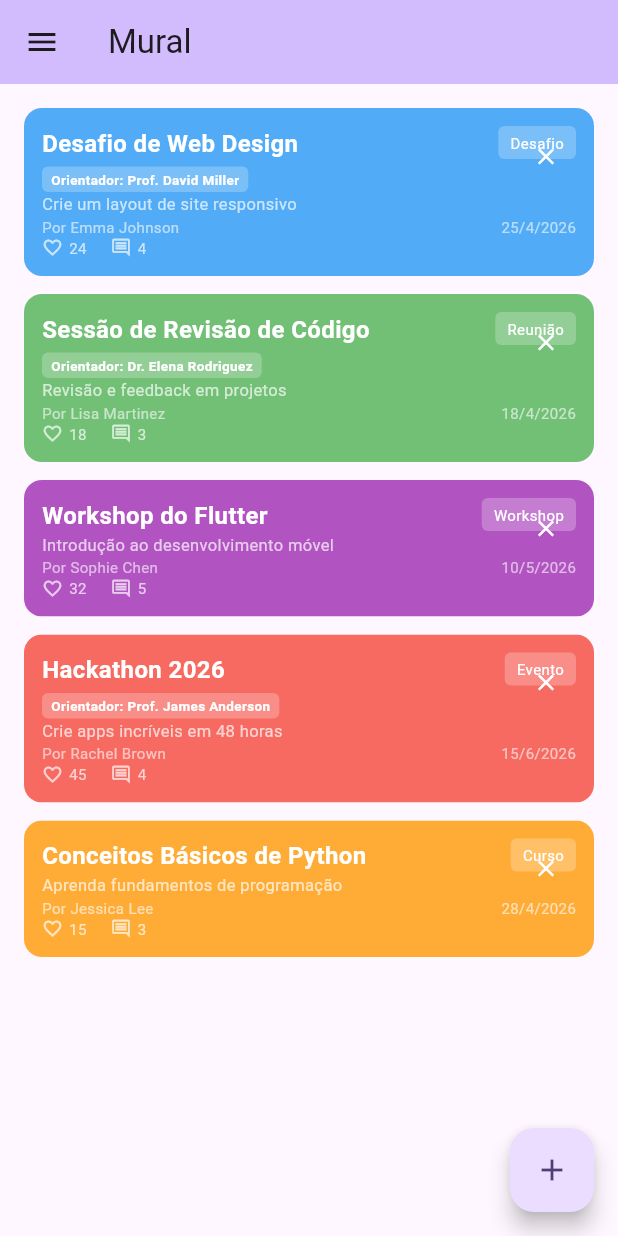
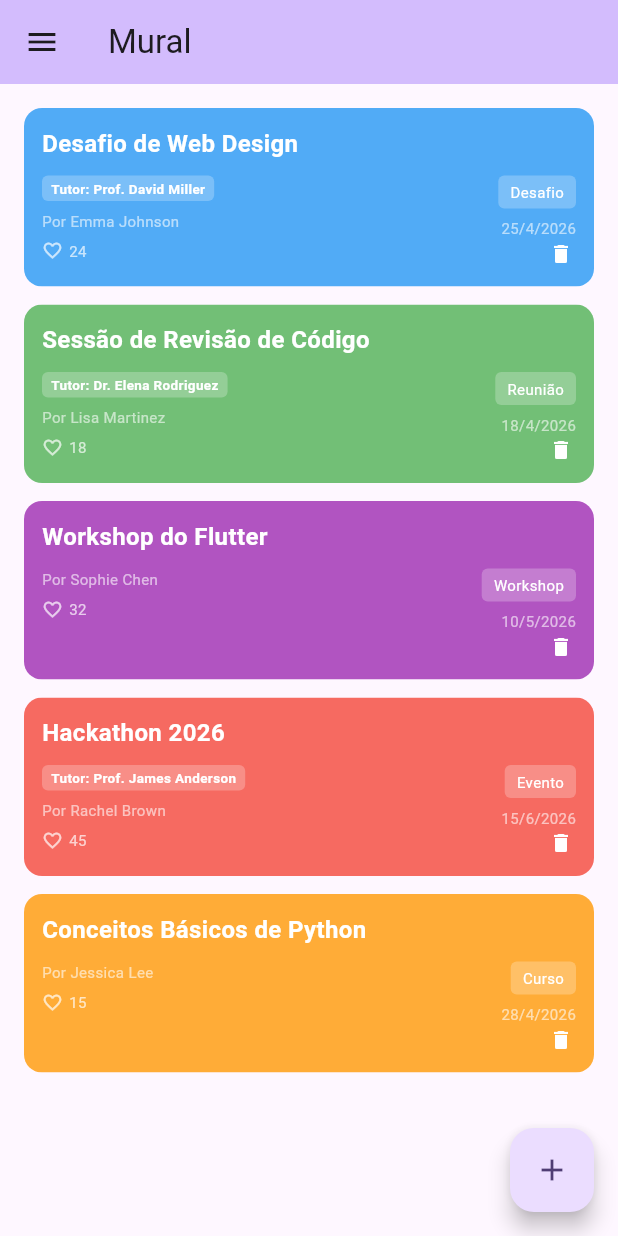
Before and after one commit to Midvirus/App-Meninas-Digitais, a Flutter app: the PinboardPage screen opened by its route, on a phone screen of 412 x 824 dp. Run offline on Flutter 3.47's test engine with Material 3 defaults, Android fonts, the phone set to English and light mode, and no system bars; our stand-ins replace font_awesome_flutter.

Commit message:
Card corrigido

```diff
--- a/lib/pinboard.dart
+++ b/lib/pinboard.dart
@@ -230,21 +230,13 @@ class _PinCard extends StatelessWidget {
         color: pin.color.withAlpha(200),
         child: InkWell(
           onTap: onTap,
-          child: Stack(
-            children: [
-              Padding(
-                padding: const EdgeInsets.all(12),
+          child: Padding(
+            padding: const EdgeInsets.all(12), // um pouco mais compacto
             child: Column(
               crossAxisAlignment: CrossAxisAlignment.start,
-                  mainAxisAlignment: MainAxisAlignment.spaceBetween,
+              mainAxisSize: MainAxisSize.min,
               children: [
-                    Row(
-                      crossAxisAlignment: CrossAxisAlignment.start,
-                      children: [
-                        Expanded(
-                          child: Column(
-                            crossAxisAlignment: CrossAxisAlignment.start,
-                            children: [
+                // LINHA 1: TÍTULO
                 Text(
                   pin.title,
                   style: const TextStyle(
@@ -255,16 +247,35 @@ class _PinCard extends StatelessWidget {
                   maxLines: 1,
                   overflow: TextOverflow.ellipsis,
                 ),
-                              if (pin.tutor != null)
+
+                const SizedBox(height: 10),
+
+                // LINHA 2: DUAS COLUNAS
+                Row(
+                  crossAxisAlignment: CrossAxisAlignment.start,
+                  children: [
+                    // ==========================
+                    // COLUNA ESQUERDA
+                    // Tutor, autor, likes
+                    // ==========================
+                    Expanded(
+                      flex: 3,
+                      child: Column(
+                        crossAxisAlignment: CrossAxisAlignment.start,
+                        mainAxisSize: MainAxisSize.min,
+                        children: [
+                          if (pin.tutor != null) ...[
                             Container(
-                                  margin: const EdgeInsets.only(top: 4),
-                                  padding: const EdgeInsets.symmetric(horizontal: 6, vertical: 2),
+                              padding: const EdgeInsets.symmetric(
+                                horizontal: 6,
+                                vertical: 2,
+                              ),
                               decoration: BoxDecoration(
                                 color: Colors.white24,
                                 borderRadius: BorderRadius.circular(4),
                               ),
                               child: Text(
-                                    'Orientador: ${pin.tutor}',
+                                'Tutor: ${pin.tutor}',
                                 style: const TextStyle(
                                   fontSize: 9,
                                   color: Colors.white,
@@ -274,15 +285,68 @@ class _PinCard extends StatelessWidget {
                                 overflow: TextOverflow.ellipsis,
                               ),
                             ),
+                            const SizedBox(height: 6),
+                          ],
+
+                          // Autor
+                          Text(
+                            'Por ${pin.user}',
+                            style: const TextStyle(
+                              fontSize: 10,
+                              color: Colors.white60,
+                            ),
+                            maxLines: 1,
+                            overflow: TextOverflow.ellipsis,
+                          ),
+
+                          const SizedBox(height: 6),
+
+                          // Likes
+                          GestureDetector(
+                            onTap: onLike,
+                            child: Row(
+                              children: [
+                                const Icon(
+                                  Icons.favorite_outline,
+                                  size: 14,
+                                  color: Colors.white70,
+                                ),
+                                const SizedBox(width: 4),
+                                Text(
+                                  '${pin.likes}',
+                                  style: const TextStyle(
+                                    fontSize: 10,
+                                    color: Colors.white70,
+                                  ),
+                                ),
                               ],
                             ),
                           ),
-                        const SizedBox(width: 8),
-                        Column(
+                        ],
+                      ),
+                    ),
+
+                    const SizedBox(width: 4),
+
+                    // ==========================
+                    // COLUNA DIREITA
+                    // Linha 1: botão delete
+                    // Linha 2: categoria
+                    // Linha 3: data
+                    // ==========================
+                    Expanded(
+                      flex: 2,
+                      child: Column(
                         crossAxisAlignment: CrossAxisAlignment.end,
+                        mainAxisSize: MainAxisSize.min,
                         children: [
+
+                          // Linha 2: categoria
                           Container(
-                              padding: const EdgeInsets.symmetric(horizontal: 8, vertical: 4),
+                            padding: const EdgeInsets.symmetric(
+                              horizontal: 8,
+                              vertical: 4,
+                            ),
                             decoration: BoxDecoration(
                               color: Colors.white24,
                               borderRadius: BorderRadius.circular(4),
@@ -295,31 +359,10 @@ class _PinCard extends StatelessWidget {
                               ),
                             ),
                           ),
-                          ],
-                        ),
-                      ],
-                    ),
-                    Text(
-                      pin.description,
-                      style: const TextStyle(
-                        fontSize: 11,
-                        color: Colors.white70,
-                      ),
-                      maxLines: 2,
-                      overflow: TextOverflow.ellipsis,
-                    ),
-                    Row(
-                      mainAxisAlignment: MainAxisAlignment.spaceBetween,
-                      children: [
-                        Expanded(
-                          child: Text(
-                            'Por ${pin.user}',
-                            style: const TextStyle(
-                              fontSize: 10,
-                              color: Colors.white60,
-                            ),
-                          ),
-                        ),
+
+                          const SizedBox(height: 6),
+
+                          // Linha 3: data
                           Text(
                             _formatDate(pin.date),
                             style: const TextStyle(
@@ -327,58 +370,26 @@ class _PinCard extends StatelessWidget {
                               color: Colors.white60,
                             ),
                           ),
-                      ],
+                                                    // Linha 1: botão apagar (no topo)
+                          InkWell(
+                            onTap: onDelete,
+                            borderRadius: BorderRadius.circular(999),
+                            child: const Padding(
+                              padding: EdgeInsets.all(2), // controle fino da área de toque
+                              child: Icon(
+                                Icons.delete,
+                                color: Colors.white,
+                                size: 16,
                               ),
-                    // Instagram-style engagement metrics
-                    Row(
-                      children: [
-                        GestureDetector(
-                          onTap: onLike,
-                          child: Row(
-                            children: [
-                              Icon(Icons.favorite_outline, size: 14, color: Colors.white70),
-                              const SizedBox(width: 4),
-                              Text(
-                                '${pin.likes}',
-                                style: const TextStyle(
-                                  fontSize: 10,
-                                  color: Colors.white70,
                             ),
                           ),
                         ],
-                          ),
-                        ),
-                        const SizedBox(width: 16),
-                        Row(
-                          children: [
-                            Icon(Icons.comment_outlined, size: 14, color: Colors.white70),
-                            const SizedBox(width: 4),
-                            Text(
-                              '${pin.comments.length}',
-                              style: const TextStyle(
-                                fontSize: 10,
-                                color: Colors.white70,
                       ),
                     ),
                   ],
                 ),
               ],
             ),
-                  ],
-                ),
-              ),
-              Positioned(
-                top: 8,
-                right: 8,
-                child: IconButton(
-                  icon: const Icon(Icons.close, color: Colors.white),
-                  iconSize: 18,
-                  onPressed: onDelete,
-                  padding: EdgeInsets.zero,
-                  constraints: const BoxConstraints(),
-                ),
-              ),
-            ],
           ),
         ),
       ),
@@ -388,6 +399,10 @@ class _PinCard extends StatelessWidget {
   String _formatDate(DateTime date) {
     return '${date.day}/${date.month}/${date.year}';
   }
+}
+
+  String _formatDate(DateTime date) {
+    return '${date.day}/${date.month}/${date.year}';
   }
 
 class _PinDetailsDialog extends StatefulWidget {
@@ -420,6 +435,8 @@ class _PinDetailsDialogState extends State<_PinDetailsDialog> {
     super.dispose();
   }
 
+
+// Diálogo detalhado
   @override
   Widget build(BuildContext context) {
     return Dialog(
```
Lines whose indentation alone changed are shown as unchanged.
